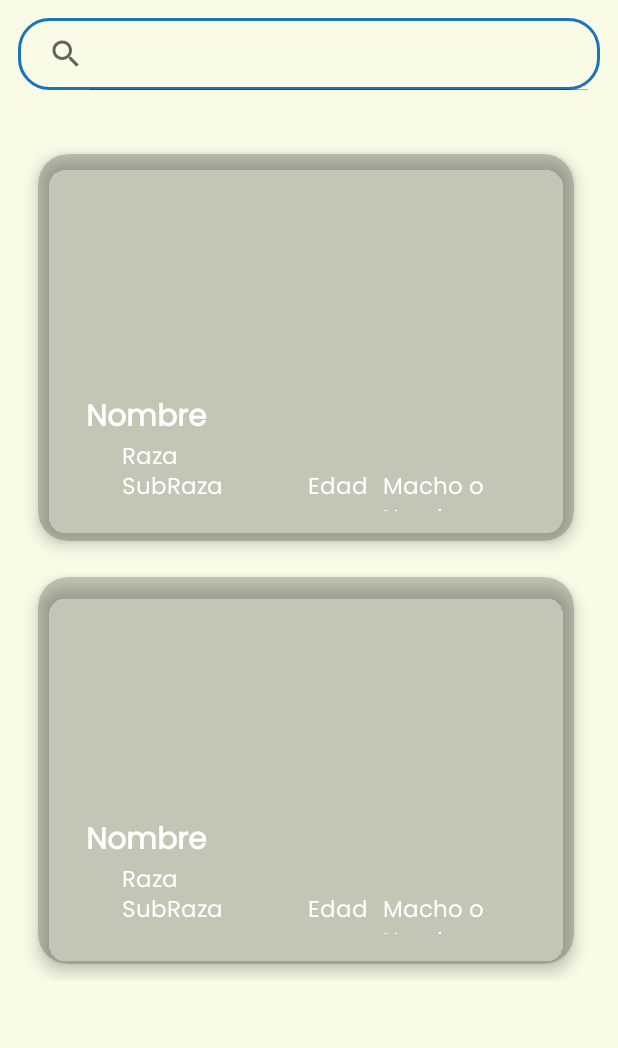
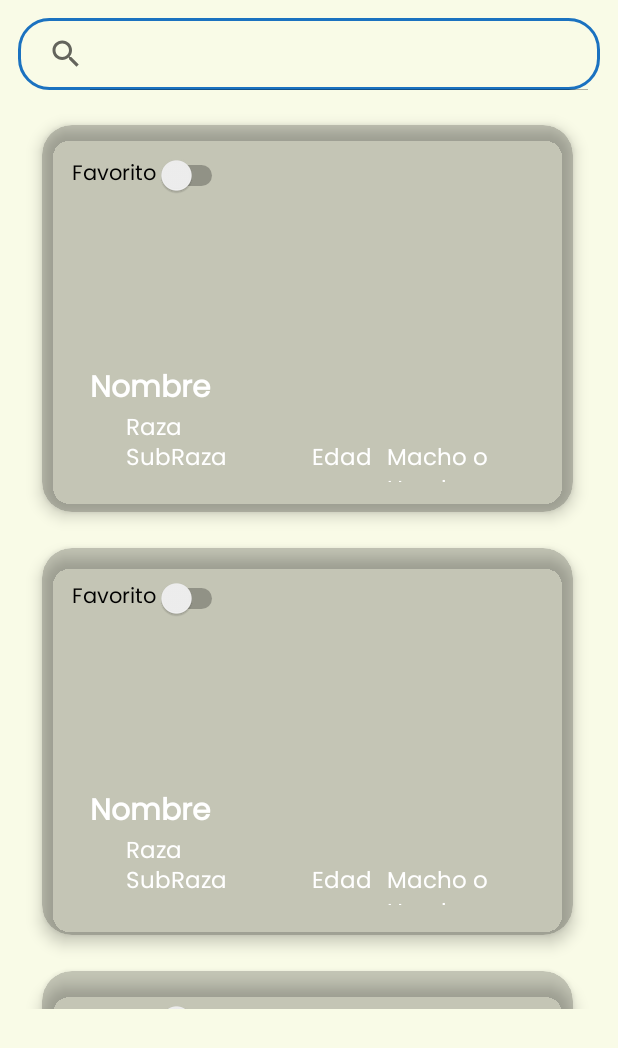
Before and after one commit to gp3ort/DogApp, an Android app: the layout fragment_home.xml on its own in the app's theme, with its tools: preview values and no code run, on a phone screen of 412 x 824 dp. Shown: the top 1048 px of the screen. Run offline under Robolectric (Android 15) with nearby library versions, the phone set to English and light mode, and no system bars; network calls fail.

Commit message:
Favorite implemented

```diff
--- a/app/src/main/java/com/ort/dogadoption/data/database/PetsDAO.kt
+++ b/app/src/main/java/com/ort/dogadoption/data/database/PetsDAO.kt
@@ -14,4 +14,9 @@ interface PetsDAO {
     @Query("SELECT * FROM pets ORDER BY uid")
     fun loadAllPets(): MutableList<Pets>
 
+    @Query("SELECT * FROM pets WHERE favorite == 1 ORDER BY uid")
+    fun loadAllFavoritesPets(): MutableList<Pets>
+
+    @Query("UPDATE pets SET favorite = :isFavorite WHERE uid = :petId")
+    fun updateFavoritePet(petId: Int, isFavorite: Boolean): Int
 }
--- a/app/src/main/java/com/ort/dogadoption/models/Pets.kt
+++ b/app/src/main/java/com/ort/dogadoption/models/Pets.kt
@@ -37,6 +37,6 @@ class Pets( name : String , race : String, subrace: String, gender: String, age:
         this.gender = gender
         this.age = age
         this.image = image
-        this.favorite = false
+        this.favorite = true
     }
 }
--- a/app/src/main/java/com/ort/dogadoption/ui/views/MainActivity.kt
+++ b/app/src/main/java/com/ort/dogadoption/ui/views/MainActivity.kt
@@ -16,6 +16,7 @@ import androidx.navigation.ui.NavigationUI
 import androidx.recyclerview.widget.LinearLayoutManager
 import androidx.recyclerview.widget.RecyclerView
 import com.bumptech.glide.Glide
+import com.bumptech.glide.request.RequestOptions
 import com.google.android.material.bottomnavigation.BottomNavigationView
 import com.google.android.material.navigation.NavigationView
 import com.ort.dogadoption.PetListAdapter
@@ -91,6 +92,7 @@ class MainActivity : AppCompatActivity() {
 
         Glide.with(this)
             .load("https://freesvg.org/img/Male-Avatar.png")
+            .apply(RequestOptions().override(600, 200))
             .circleCrop().into(headerUsernamePhoto)
 
         headerUsernameTextView.text = email
--- a/app/src/main/res/layout/card_layout.xml
+++ b/app/src/main/res/layout/card_layout.xml
@@ -85,6 +85,12 @@
             android:textColor="@color/white"
             android:textSize="15dp" />
 
+        <Switch
+            android:id="@+id/favorite_switch"
+            android:layout_width="wrap_content"
+            android:layout_height="wrap_content"
+            android:text="@string/card_favorite_switch" />
+
     </RelativeLayout>
 
 </androidx.cardview.widget.CardView>
--- a/app/src/main/res/layout/fragment_home.xml
+++ b/app/src/main/res/layout/fragment_home.xml
@@ -26,10 +26,10 @@
 
     <androidx.constraintlayout.widget.ConstraintLayout
         android:id="@+id/petsConstrainLayout"
-        android:layout_width="385dp"
-        android:layout_height="601dp"
+        android:layout_width="380dp"
+        android:layout_height="603dp"
         android:layout_marginStart="5dp"
-        android:layout_marginTop="11dp"
+        android:layout_marginTop="9dp"
         android:layout_marginEnd="5dp"
         app:layout_constraintEnd_toEndOf="parent"
         app:layout_constraintStart_toStartOf="parent"
@@ -37,8 +37,9 @@
 
         <androidx.recyclerview.widget.RecyclerView
             android:id="@+id/petsRecyclerView"
-            android:layout_width="381dp"
-            android:layout_height="563dp"
+            android:layout_width="378dp"
+            android:layout_height="614dp"
+            android:layout_marginTop="14dp"
             app:layout_constraintBottom_toBottomOf="parent"
             app:layout_constraintEnd_toEndOf="parent"
             app:layout_constraintHorizontal_bias="0.0"
--- a/app/src/main/res/values/strings.xml
+++ b/app/src/main/res/values/strings.xml
@@ -24,4 +24,5 @@
     <string name="publi_title_input">"Información perro"</string>
     <string name="publi_breed_input">"Raza"</string>
     <string name="publi_breed_button">"Publicar"</string>
+    <string name="card_favorite_switch">"Favorito"</string>
 </resources>
```
Also changed, not shown: app/src/main/java/com/ort/dogadoption/ui/adapters/PetListAdapter.kt (+21 -1 lines), app/src/main/java/com/ort/dogadoption/ui/fragments/FavFragment.kt (+36 -35 lines), app/src/main/java/com/ort/dogadoption/ui/fragments/HomeFragment.kt (+0 -34 lines), app/src/main/res/layout/fragment_fav.xml (+30 -8 lines).
